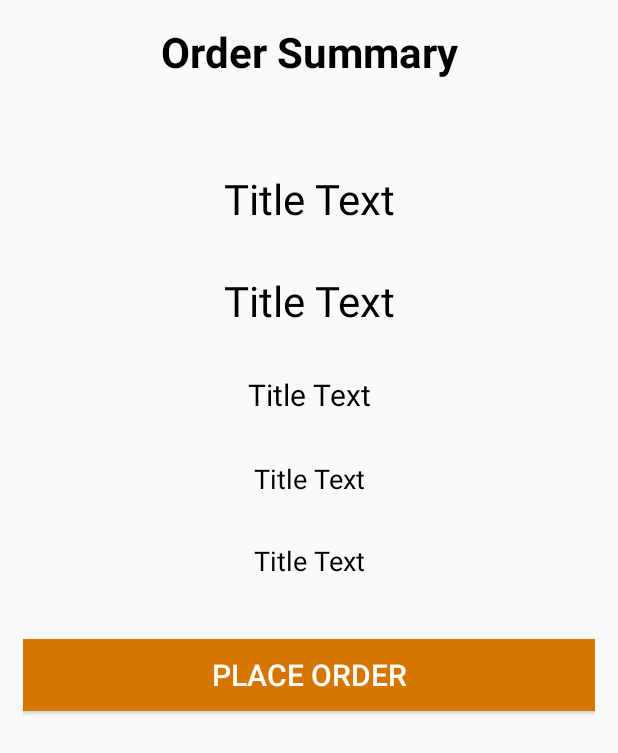
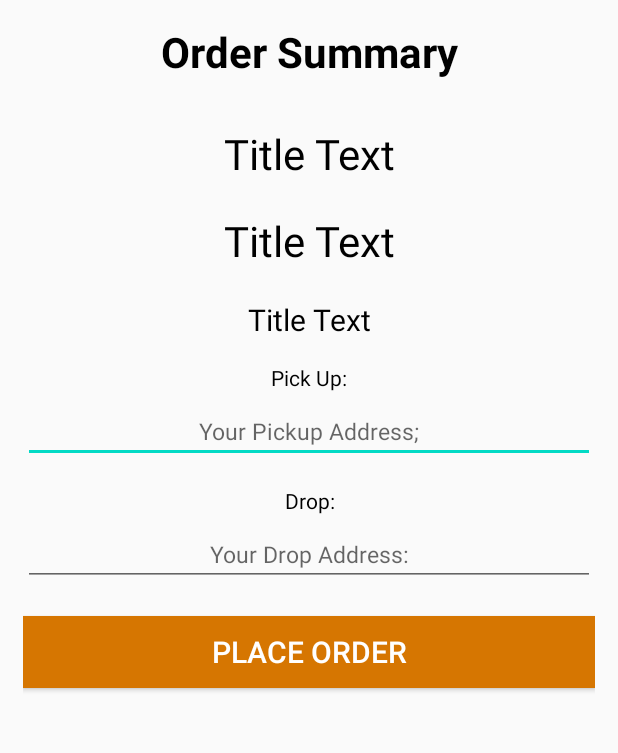
Before and after one commit to Brsrkr117/PointtoPoint, an Android app: the layout activity_order_confirmation.xml on its own in the app's theme, with its tools: preview values and no code run, on a phone screen of 412 x 824 dp. Shown: the top 753 px of the screen. Run offline under Robolectric (Android 15) with nearby library versions, the phone set to English and light mode, and no system bars.

Commit message:
adress edit text

```diff
--- a/app/src/main/res/layout/activity_order_confirmation.xml
+++ b/app/src/main/res/layout/activity_order_confirmation.xml
@@ -23,7 +23,7 @@
         android:layout_width="match_parent"
         android:layout_height="wrap_content"
         android:layout_below="@id/OrderText"
-        android:layout_marginTop="60dp"
+        android:layout_marginTop="30dp"
         android:gravity="center"
         android:text="Title Text"
         android:textColor="#000000"
@@ -35,7 +35,7 @@
         android:layout_width="match_parent"
         android:layout_height="wrap_content"
         android:layout_below="@id/ordertype"
-        android:layout_marginTop="30dp"
+        android:layout_marginTop="20dp"
         android:gravity="center"
         android:text="Title Text"
         android:textColor="#000000"
@@ -47,7 +47,7 @@
         android:layout_width="match_parent"
         android:layout_height="wrap_content"
         android:layout_below="@id/customertype"
-        android:layout_marginTop="30dp"
+        android:layout_marginTop="20dp"
         android:gravity="center"
         android:text="Title Text"
         android:textColor="#000000"
@@ -59,11 +59,23 @@
         android:layout_width="match_parent"
         android:layout_height="wrap_content"
         android:layout_below="@id/fullprice"
-        android:layout_marginTop="30dp"
+        android:layout_marginTop="15dp"
         android:gravity="center"
-        android:text="Title Text"
+        android:text="Pick Up:"
         android:textColor="#000000"
-        android:textSize="18sp"
+        android:textSize="14sp"
+        />
+
+    <EditText
+        android:id="@+id/etpickup"
+        android:layout_width="match_parent"
+        android:layout_height="wrap_content"
+        android:layout_below="@id/pickuplocation"
+        android:layout_marginTop="5dp"
+        android:gravity="center"
+        android:textColor="#000000"
+        android:hint="Your Pickup Address;"
+        android:textSize="15sp"
         />
 
     <TextView
@@ -71,18 +83,30 @@
         android:layout_width="match_parent"
         android:layout_height="wrap_content"
         android:layout_below="@id/pickuplocation"
-        android:layout_marginTop="30dp"
+        android:layout_marginTop="15dp"
         android:gravity="center"
-        android:text="Title Text"
+        android:text="Drop:"
         android:textColor="#000000"
-        android:textSize="18sp" />
+        android:textSize="14sp" />
+
+    <EditText
+        android:id="@+id/etdrop"
+        android:layout_width="match_parent"
+        android:layout_height="wrap_content"
+        android:layout_below="@id/droplocation"
+        android:layout_marginTop="5dp"
+        android:gravity="center"
+        android:textColor="#000000"
+        android:hint="Your Drop Address:"
+        android:textSize="15sp"
+        />
 
     <Button
         android:id="@+id/confirmorder"
         android:layout_width="match_parent"
         android:layout_height="wrap_content"
         android:layout_below="@id/droplocation"
-        android:layout_marginTop="40dp"
+        android:layout_marginTop="20dp"
         android:background="#d67601"
         android:gravity="center"
         android:text="Place Order"
```
Also changed, not shown: app/src/main/java/com/example/pointtopoint/OrderConfirmationActivity.java (+12 -7 lines).
